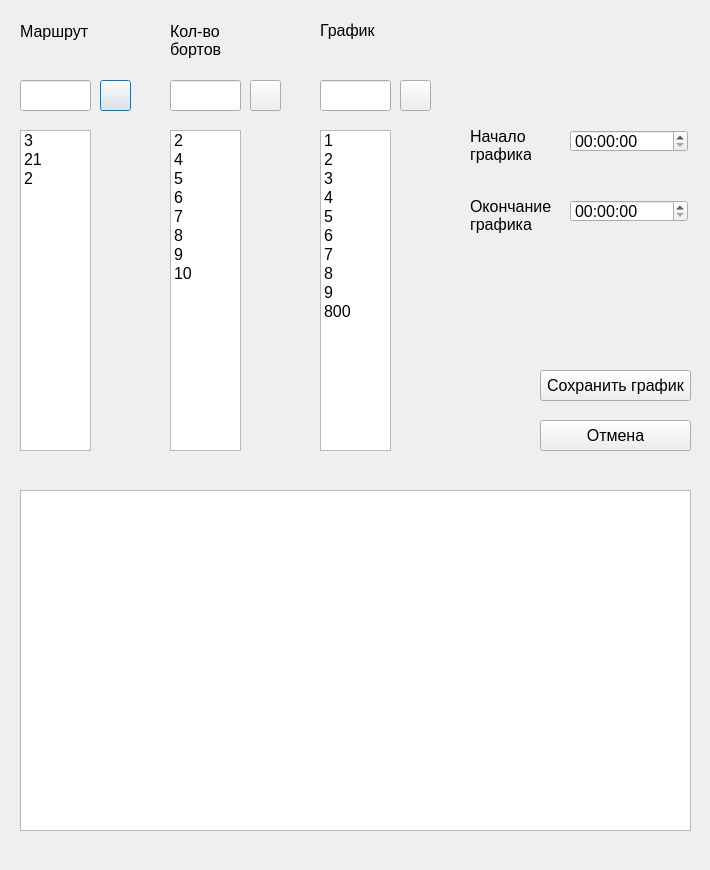
Qt form ui/Route.ui (Andrew007Serednev/DenyDesktopApp) before a commit.
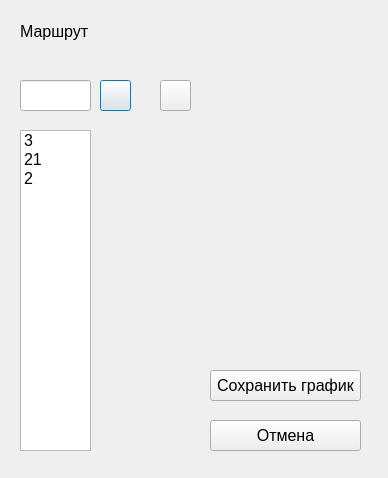
The same form after that commit. Icons and pictures are not drawn.

Commit message: Drivers full functionality

```diff
--- a/ui/Route.ui
+++ b/ui/Route.ui
@@ -6,8 +6,8 @@
    <rect>
     <x>0</x>
     <y>0</y>
-    <width>710</width>
-    <height>870</height>
+    <width>388</width>
+    <height>478</height>
    </rect>
   </property>
   <property name="font">
@@ -49,66 +49,6 @@
     <string>Маршрут</string>
    </property>
   </widget>
-  <widget class="QLabel" name="label_2">
-   <property name="geometry">
-    <rect>
-     <x>170</x>
-     <y>20</y>
-     <width>51</width>
-     <height>41</height>
-    </rect>
-   </property>
-   <property name="font">
-    <font>
-     <pointsize>12</pointsize>
-    </font>
-   </property>
-   <property name="text">
-    <string>Кол-во 
-бортов</string>
-   </property>
-  </widget>
-  <widget class="QLineEdit" name="BortCountEdit">
-   <property name="geometry">
-    <rect>
-     <x>170</x>
-     <y>80</y>
-     <width>71</width>
-     <height>31</height>
-    </rect>
-   </property>
-  </widget>
-  <widget class="QLabel" name="label_3">
-   <property name="geometry">
-    <rect>
-     <x>320</x>
-     <y>20</y>
-     <width>61</width>
-     <height>21</height>
-    </rect>
-   </property>
-   <property name="font">
-    <font>
-     <pointsize>12</pointsize>
-    </font>
-   </property>
-   <property name="text">
-    <string>График</string>
-   </property>
-  </widget>
-  <widget class="QLineEdit" name="GraphicEdit">
-   <property name="geometry">
-    <rect>
-     <x>320</x>
-     <y>80</y>
-     <width>71</width>
-     <height>31</height>
-    </rect>
-   </property>
-   <property name="text">
-    <string/>
-   </property>
-  </widget>
   <widget class="QListWidget" name="RouteListWidget">
    <property name="geometry">
     <rect>
@@ -139,204 +79,6 @@
     </property>
    </item>
   </widget>
-  <widget class="QListWidget" name="BortCountListWidget">
-   <property name="geometry">
-    <rect>
-     <x>170</x>
-     <y>130</y>
-     <width>71</width>
-     <height>321</height>
-    </rect>
-   </property>
-   <property name="font">
-    <font>
-     <pointsize>12</pointsize>
-    </font>
-   </property>
-   <item>
-    <property name="text">
-     <string>2</string>
-    </property>
-   </item>
-   <item>
-    <property name="text">
-     <string>4</string>
-    </property>
-   </item>
-   <item>
-    <property name="text">
-     <string>5</string>
-    </property>
-   </item>
-   <item>
-    <property name="text">
-     <string>6</string>
-    </property>
-   </item>
-   <item>
-    <property name="text">
-     <string>7</string>
-    </property>
-   </item>
-   <item>
-    <property name="text">
-     <string>8</string>
-    </property>
-   </item>
-   <item>
-    <property name="text">
-     <string>9</string>
-    </property>
-   </item>
-   <item>
-    <property name="text">
-     <string>10</string>
-    </property>
-   </item>
-  </widget>
-  <widget class="QListWidget" name="GraphicListWidget">
-   <property name="geometry">
-    <rect>
-     <x>320</x>
-     <y>130</y>
-     <width>71</width>
-     <height>321</height>
-    </rect>
-   </property>
-   <property name="font">
-    <font>
-     <pointsize>12</pointsize>
-    </font>
-   </property>
-   <item>
-    <property name="text">
-     <string>1</string>
-    </property>
-   </item>
-   <item>
-    <property name="text">
-     <string>2</string>
-    </property>
-   </item>
-   <item>
-    <property name="text">
-     <string>3</string>
-    </property>
-   </item>
-   <item>
-    <property name="text">
-     <string>4</string>
-    </property>
-   </item>
-   <item>
-    <property name="text">
-     <string>5</string>
-    </property>
-   </item>
-   <item>
-    <property name="text">
-     <string>6</string>
-    </property>
-   </item>
-   <item>
-    <property name="text">
-     <string>7</string>
-    </property>
-   </item>
-   <item>
-    <property name="text">
-     <string>8</string>
-    </property>
-   </item>
-   <item>
-    <property name="text">
-     <string>9</string>
-    </property>
-   </item>
-   <item>
-    <property name="text">
-     <string>800</string>
-    </property>
-   </item>
-  </widget>
-  <widget class="QTimeEdit" name="StartGraphicTimeEdit">
-   <property name="geometry">
-    <rect>
-     <x>570</x>
-     <y>130</y>
-     <width>118</width>
-     <height>22</height>
-    </rect>
-   </property>
-   <property name="font">
-    <font>
-     <pointsize>12</pointsize>
-    </font>
-   </property>
-  </widget>
-  <widget class="QLabel" name="label_4">
-   <property name="geometry">
-    <rect>
-     <x>470</x>
-     <y>120</y>
-     <width>61</width>
-     <height>51</height>
-    </rect>
-   </property>
-   <property name="font">
-    <font>
-     <pointsize>12</pointsize>
-    </font>
-   </property>
-   <property name="text">
-    <string>Начало 
-графика</string>
-   </property>
-  </widget>
-  <widget class="QLabel" name="label_5">
-   <property name="geometry">
-    <rect>
-     <x>470</x>
-     <y>190</y>
-     <width>81</width>
-     <height>51</height>
-    </rect>
-   </property>
-   <property name="font">
-    <font>
-     <pointsize>12</pointsize>
-    </font>
-   </property>
-   <property name="text">
-    <string>Окончание  
-графика</string>
-   </property>
-  </widget>
-  <widget class="QTimeEdit" name="EndGraphicTimeEdit">
-   <property name="geometry">
-    <rect>
-     <x>570</x>
-     <y>200</y>
-     <width>118</width>
-     <height>22</height>
-    </rect>
-   </property>
-   <property name="font">
-    <font>
-     <pointsize>12</pointsize>
-    </font>
-   </property>
-  </widget>
-  <widget class="QListWidget" name="FullGraphicListWidget">
-   <property name="geometry">
-    <rect>
-     <x>20</x>
-     <y>490</y>
-     <width>671</width>
-     <height>341</height>
-    </rect>
-   </property>
-  </widget>
   <widget class="QPushButton" name="RouteAddBtn">
    <property name="geometry">
     <rect>
@@ -360,59 +102,10 @@
     </size>
    </property>
   </widget>
-  <widget class="QPushButton" name="BortCountAddBtn">
-   <property name="geometry">
-    <rect>
-     <x>250</x>
-     <y>80</y>
-     <width>31</width>
-     <height>31</height>
-    </rect>
-   </property>
-   <property name="text">
-    <string/>
-   </property>
-   <property name="icon">
-    <iconset>
-     <normaloff>../static/new.png</normaloff>../static/new.png</iconset>
-   </property>
-   <property name="iconSize">
-    <size>
-     <width>32</width>
-     <height>32</height>
-    </size>
-   </property>
-  </widget>
-  <widget class="QPushButton" name="GraphicAddBtn">
-   <property name="geometry">
-    <rect>
-     <x>400</x>
-     <y>80</y>
-     <width>31</width>
-     <height>31</height>
-    </rect>
-   </property>
-   <property name="text">
-    <string/>
-   </property>
-   <property name="icon">
-    <iconset>
-     <normaloff>../static/new.png</normaloff>../static/new.png</iconset>
-   </property>
-   <property name="iconSize">
-    <size>
-     <width>32</width>
-     <height>32</height>
-    </size>
-   </property>
-   <property name="flat">
-    <bool>false</bool>
-   </property>
-  </widget>
   <widget class="QPushButton" name="FullGraphicAddBtn">
    <property name="geometry">
     <rect>
-     <x>540</x>
+     <x>210</x>
      <y>370</y>
      <width>151</width>
      <height>31</height>
@@ -425,7 +118,7 @@
   <widget class="QPushButton" name="CancelBtn">
    <property name="geometry">
     <rect>
-     <x>540</x>
+     <x>210</x>
      <y>420</y>
      <width>151</width>
      <height>31</height>
@@ -435,6 +128,29 @@
     <string>Отмена</string>
    </property>
   </widget>
+  <widget class="QPushButton" name="RouteAddBtn_2">
+   <property name="geometry">
+    <rect>
+     <x>160</x>
+     <y>80</y>
+     <width>31</width>
+     <height>31</height>
+    </rect>
+   </property>
+   <property name="text">
+    <string/>
+   </property>
+   <property name="icon">
+    <iconset>
+     <normaloff>../static/delete.png</normaloff>../static/delete.png</iconset>
+   </property>
+   <property name="iconSize">
+    <size>
+     <width>32</width>
+     <height>32</height>
+    </size>
+   </property>
+  </widget>
  </widget>
  <resources/>
  <connections/>
```
The commit also changes 3 other files.
